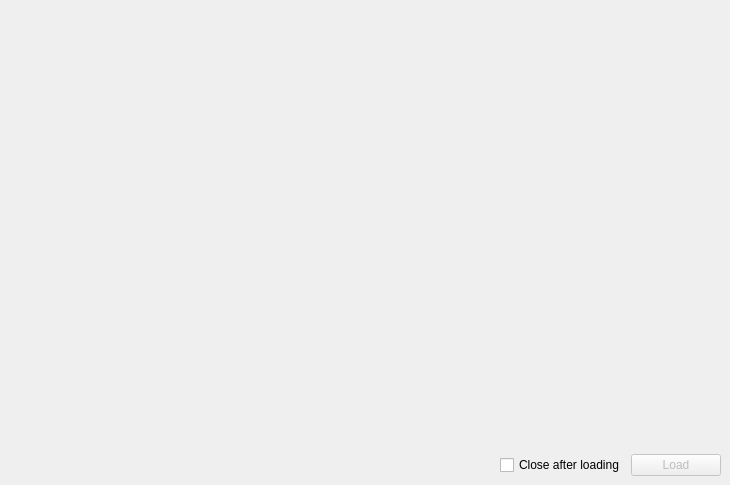
The window that src/ImageLoaderDialog.ui (ManiVaultStudio/ImageLoaderPlugin) describes before a commit, drawn with Qt 5.
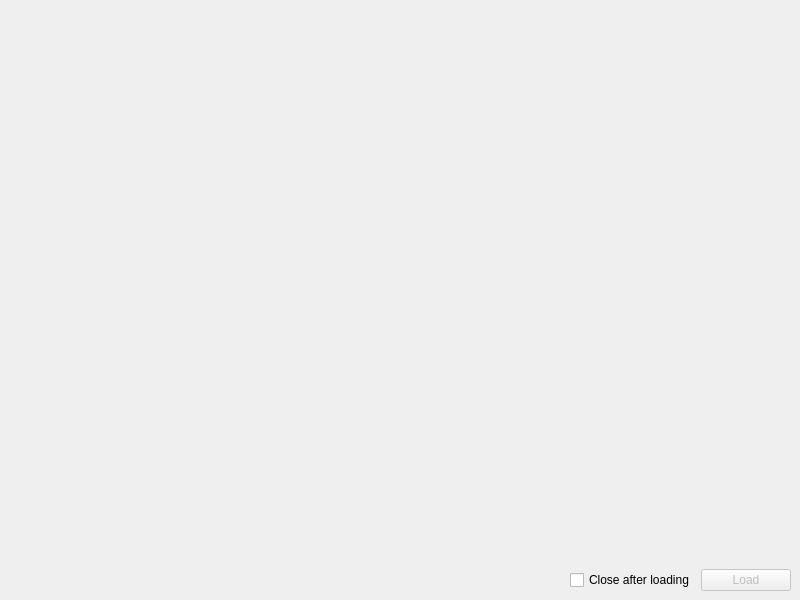
The same window after the commit. Custom widgets are drawn as their Qt base class.

The edit to the form file:
```diff
--- a/src/ImageLoaderDialog.ui
+++ b/src/ImageLoaderDialog.ui
@@ -9,8 +9,8 @@
    <rect>
     <x>0</x>
     <y>0</y>
-    <width>730</width>
-    <height>485</height>
+    <width>800</width>
+    <height>600</height>
    </rect>
   </property>
   <property name="sizePolicy">
@@ -19,6 +19,12 @@
     <verstretch>0</verstretch>
    </sizepolicy>
   </property>
+  <property name="minimumSize">
+   <size>
+    <width>800</width>
+    <height>600</height>
+   </size>
+  </property>
   <property name="maximumSize">
    <size>
     <width>16777215</width>
```
